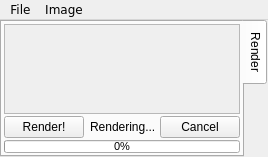
Above: src/gui/windowbase.ui from YafaRay/libYafaRay before the change. Below: the same form after it.
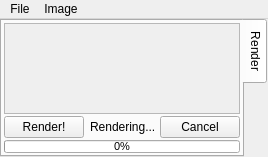
That is the form after the change.

Commit message: - Fix for darksky plugin - Font fix for Qt gui menubar (not using default system font) - Fix for NoiseVolume crashing without noise map and having fixed texture name

Diff of the .ui file:
```diff
--- a/src/gui/windowbase.ui
+++ b/src/gui/windowbase.ui
@@ -115,7 +115,7 @@
              <x>0</x>
              <y>0</y>
              <width>183</width>
-             <height>77</height>
+             <height>78</height>
             </rect>
            </property>
           </widget>
@@ -165,15 +165,9 @@
      <x>0</x>
      <y>0</y>
      <width>220</width>
-     <height>26</height>
+     <height>25</height>
     </rect>
    </property>
-   <property name="font">
-    <font>
-     <family>Bitstream Vera Sans</family>
-     <kerning>true</kerning>
-    </font>
-   </property>
    <widget class="QMenu" name="menuFile">
     <property name="title">
      <string>File</string>
```
The commit also changes 2 other files.
